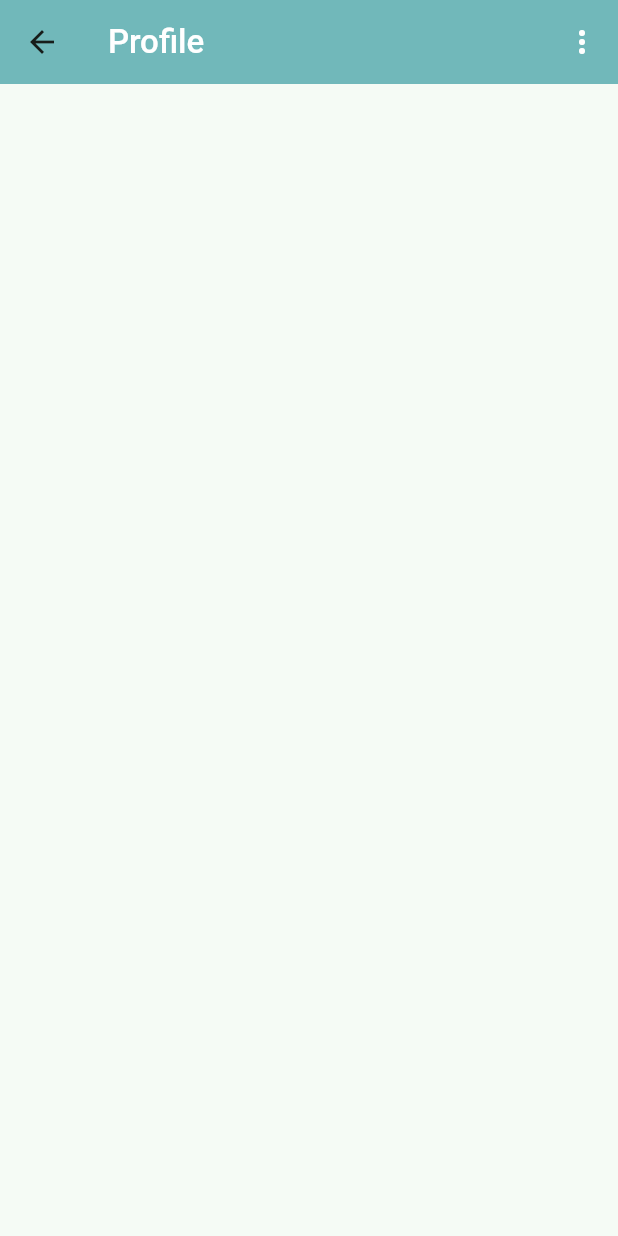
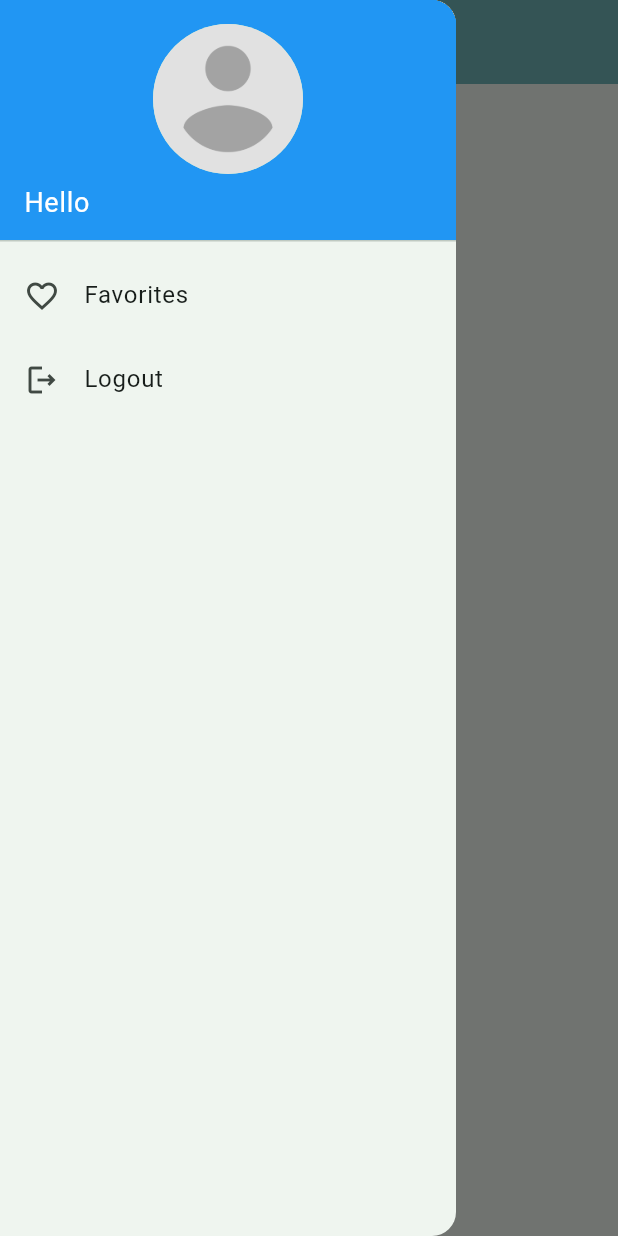
Before and after one commit to Omkar-t06/My_MCMS_App, a Flutter app: the ClientProfileView screen opened directly, with the side drawer open (before the commit the screen has no drawer), on a phone screen of 412 x 824 dp. Run offline on Flutter 3.47's test engine with Material 3 defaults, Android fonts, the phone set to English and light mode, and no system bars; our stand-ins replace cached_network_image, cloud_firestore, firebase_auth, firebase_core, flutter_dotenv, geolocator and 1 more; accounts and stored records are empty; network calls fail.

Commit message:
Drawer add

```diff
--- a/lib/utils/widgets/custom_appbar.dart
+++ b/lib/utils/widgets/custom_appbar.dart
@@ -2,52 +2,49 @@
 
 import 'package:flutter/material.dart';
 import 'package:my_mcms/constants/colors.dart';
-import 'package:my_mcms/constants/enums.dart';
 import 'package:my_mcms/constants/text_style.dart';
-import 'package:my_mcms/service/auth/auth_service.dart';
-import 'package:my_mcms/utils/message_widget/show_log_out_dialog.dart';
-import 'package:my_mcms/views/auth_view/login_view.dart';
 
-AppBar customAuthAppBar({required String titleText}) {
+AppBar customAppBar({required String titleText}) {
   return AppBar(
     title: Text(
       titleText,
       style: appBarTextStyle,
     ),
+    iconTheme: const IconThemeData(color: Colors.white),
     backgroundColor: ColorPalette.navBarColor,
   );
 }
 
-AppBar customViewAppBar({
-  required String titleText,
-  required BuildContext context,
-}) {
-  return AppBar(
-    title: Text(
-      titleText,
-      style: appBarTextStyle,
-    ),
-    actions: [
-      PopupMenuButton<MenuActions>(
-        iconColor: Colors.white,
-        itemBuilder: (context) {
-          return const [
-            PopupMenuItem(
-              value: MenuActions.logout,
-              child: Text("Logout"),
-            )
-          ];
-        },
-        onSelected: (value) async {
-          final shouldLogOut = await showLogOutDialog(context);
-          if (shouldLogOut ?? false) {
-            await AuthService.firebase().logOut();
-            Navigator.of(context)
-                .pushNamedAndRemoveUntil(LoginView.route, (route) => false);
-          }
-        },
-      )
-    ],
-    backgroundColor: ColorPalette.navBarColor,
-  );
-}
+// AppBar customViewAppBar({
+//   required String titleText,
+//   required BuildContext context,
+// }) {
+//   return AppBar(
+//     title: Text(
+//       titleText,
+//       style: appBarTextStyle,
+//     ),
+//     iconTheme: const IconThemeData(color: Colors.white),
+//     actions: [
+//       PopupMenuButton<MenuActions>(
+//         itemBuilder: (context) {
+//           return const [
+//             PopupMenuItem(
+//               value: MenuActions.logout,
+//               child: Text("Logout"),
+//             )
+//           ];
+//         },
+//         onSelected: (value) async {
+//           final shouldLogOut = await showLogOutDialog(context);
+//           if (shouldLogOut ?? false) {
+//             await AuthService.firebase().logOut();
+//             Navigator.of(context)
+//                 .pushNamedAndRemoveUntil(LoginView.route, (route) => false);
+//           }
+//         },
+//       )
+//     ],
+//     backgroundColor: ColorPalette.navBarColor,
+//   );
+// }
--- /dev/null
+++ b/lib/utils/widgets/custom_drawer.dart
@@ -0,0 +1,111 @@
+import 'package:flutter/material.dart';
+import 'package:my_mcms/service/auth/auth_service.dart';
+import 'package:my_mcms/service/cloud/Models/user_model.dart';
+import 'package:my_mcms/service/cloud/firebase_cloud_storage.dart';
+import 'package:my_mcms/utils/message_widget/show_log_out_dialog.dart';
+import 'package:my_mcms/utils/widgets/vertical_space.dart';
+import 'package:my_mcms/views/auth_view/login_view.dart';
+
+class CustomDrawer extends StatefulWidget {
+  const CustomDrawer({
+    super.key,
+  });
+
+  @override
+  State<CustomDrawer> createState() => _CustomDrawerState();
+}
+
+class _CustomDrawerState extends State<CustomDrawer> {
+  late final FirebaseCloudStorage _userService;
+  final _user = AuthService.firebase().currentUser;
+
+  @override
+  void initState() {
+    _userService = FirebaseCloudStorage();
+    super.initState();
+  }
+
+  Future<UserModel> _fetchUserDetails() async {
+    if (_user != null) {
+      return await _userService.getUser(uid: _user.uid);
+    } else {
+      throw Exception("User not logged in");
+    }
+  }
+
+  @override
+  Widget build(BuildContext context) {
+    return Drawer(
+      child: FutureBuilder<UserModel>(
+        future: _fetchUserDetails(),
+        builder: (context, snapshot) {
+          if (snapshot.connectionState == ConnectionState.waiting) {
+            return const Center(
+              child: CircularProgressIndicator(),
+            );
+          } else if (snapshot.hasError) {
+            return Center(
+              child: Text('Error: ${snapshot.error}'),
+            );
+          } else if (snapshot.hasData) {
+            UserModel userDetails = snapshot.data!;
+            return ListView(
+              padding: EdgeInsets.zero,
+              children: <Widget>[
+                DrawerHeader(
+                  decoration: const BoxDecoration(
+                    color: Colors.blue,
+                  ),
+                  child: Column(
+                    children: [
+                      const Center(
+                        child: CircleAvatar(
+                          radius: 50,
+                          backgroundImage: AssetImage(
+                            'assets/images/profile_avatar_placeholder.png',
+                          ),
+                        ),
+                      ),
+                      verticalSpace(5),
+                      Align(
+                        alignment: AlignmentDirectional.bottomStart,
+                        child: Text(
+                          'Hello ${userDetails.displayName}',
+                          style: const TextStyle(
+                            color: Colors.white,
+                            fontSize: 18,
+                          ),
+                        ),
+                      ),
+                    ],
+                  ),
+                ),
+                const ListTile(
+                  leading: Icon(Icons.favorite_border_outlined),
+                  title: Text('Favorites'),
+                ),
+                ListTile(
+                  leading: const Icon(Icons.logout_outlined),
+                  title: const Text('Logout'),
+                  onTap: () async {
+                    final shouldLogOut = await showLogOutDialog(context);
+                    if (shouldLogOut ?? false) {
+                      await AuthService.firebase().logOut();
+                      // ignore: use_build_context_synchronously
+                      Navigator.of(context).pushNamedAndRemoveUntil(
+                          LoginView.route, (route) => false);
+                    }
+                  },
+                ),
+              ],
+            );
+          } else {
+            return const Center(
+              child: Text('No user details available'),
+            );
+          }
+        },
+      ),
+    );
+  }
+}
--- a/lib/views/auth_view/forgot_password_view.dart
+++ b/lib/views/auth_view/forgot_password_view.dart
@@ -1,7 +1,6 @@
 import 'package:flutter/material.dart';
 import 'package:my_mcms/service/auth/auth_service.dart';
 import 'package:my_mcms/utils/widgets/custom_appbar.dart';
-import 'package:my_mcms/utils/widgets/title_text.dart';
 import 'package:my_mcms/utils/widgets/vertical_space.dart';
 
 class ForgotPasswordView extends StatefulWidget {
@@ -24,7 +23,7 @@ class _ForgotPasswordViewState extends State<ForgotPasswordView> {
   @override
   Widget build(BuildContext context) {
     return Scaffold(
-      appBar: customAuthAppBar(titleText: "Forgot Password"),
+      appBar: customAppBar(titleText: "Forgot Password"),
       body: Column(
         children: [
           const Text(
--- a/lib/views/auth_view/login_view.dart
+++ b/lib/views/auth_view/login_view.dart
@@ -49,7 +49,7 @@ class _LoginViewState extends State<LoginView> {
     var currentWidth = MediaQuery.of(context).size.width;
     return Scaffold(
       backgroundColor: ColorPalette.background,
-      appBar: customAuthAppBar(titleText: "Login"),
+      appBar: customAppBar(titleText: "Login"),
       body: Column(
         children: [
           const Column(
--- a/lib/views/auth_view/registration_view.dart
+++ b/lib/views/auth_view/registration_view.dart
@@ -57,7 +57,7 @@ class _RegistrationViewState extends State<RegistrationView> {
     var currentWidth = MediaQuery.of(context).size.width;
     return Scaffold(
       backgroundColor: ColorPalette.background,
-      appBar: customAuthAppBar(titleText: "Registration"),
+      appBar: customAppBar(titleText: "Registration"),
       body: Column(
         children: [
           const TitleText(
--- a/lib/views/auth_view/verify_email.dart
+++ b/lib/views/auth_view/verify_email.dart
@@ -21,7 +21,7 @@ class _VerifyEmailState extends State<VerifyEmail> {
   @override
   Widget build(BuildContext context) {
     return Scaffold(
-      appBar: customAuthAppBar(titleText: "Verify Email"),
+      appBar: customAppBar(titleText: "Verify Email"),
       body: Column(
         crossAxisAlignment: CrossAxisAlignment.center,
         children: [
--- a/lib/views/bottom_nav_bar.dart
+++ b/lib/views/bottom_nav_bar.dart
@@ -22,6 +22,7 @@ class _BottomNavBarState extends State<BottomNavBar> {
     return Scaffold(
       body: _pages[selectedIndex],
       bottomNavigationBar: BottomNavigationBar(
+        elevation: 0,
         items: const [
           BottomNavigationBarItem(
             icon: Icon(Icons.home_outlined),
@@ -37,6 +38,7 @@ class _BottomNavBarState extends State<BottomNavBar> {
           ),
         ],
         currentIndex: selectedIndex,
+        showUnselectedLabels: false,
         onTap: (index) {
           setState(() {
             selectedIndex = index;
--- a/lib/views/client_views/client_profile_view.dart
+++ b/lib/views/client_views/client_profile_view.dart
@@ -1,5 +1,6 @@
 import 'package:flutter/material.dart';
 import 'package:my_mcms/utils/widgets/custom_appbar.dart';
+import 'package:my_mcms/utils/widgets/custom_drawer.dart';
 
 class ClientProfileView extends StatelessWidget {
   const ClientProfileView({super.key});
@@ -7,7 +8,10 @@ class ClientProfileView extends StatelessWidget {
   @override
   Widget build(BuildContext context) {
     return Scaffold(
-      appBar: customViewAppBar(titleText: 'Profile', context: context),
+      appBar: customAppBar(
+        titleText: 'Profile',
+      ),
+      drawer: const CustomDrawer(),
     );
   }
 }
--- a/lib/views/client_views/complaint_info_view.dart
+++ b/lib/views/client_views/complaint_info_view.dart
@@ -1,5 +1,6 @@
 import 'package:flutter/material.dart';
 import 'package:my_mcms/utils/widgets/custom_appbar.dart';
+import 'package:my_mcms/utils/widgets/custom_drawer.dart';
 
 class ComplaintInfoView extends StatelessWidget {
   const ComplaintInfoView({super.key});
@@ -7,7 +8,10 @@ class ComplaintInfoView extends StatelessWidget {
   @override
   Widget build(BuildContext context) {
     return Scaffold(
-      appBar: customViewAppBar(titleText: 'Complaints Info', context: context),
+      appBar: customAppBar(
+        titleText: 'Complaints Info',
+      ),
+      drawer: const CustomDrawer(),
     );
   }
 }
```
Also changed, not shown: lib/views/client_views/client_home_view.dart (+12 -13 lines), assets/images/profile_avatar_placeholder.png (added).
